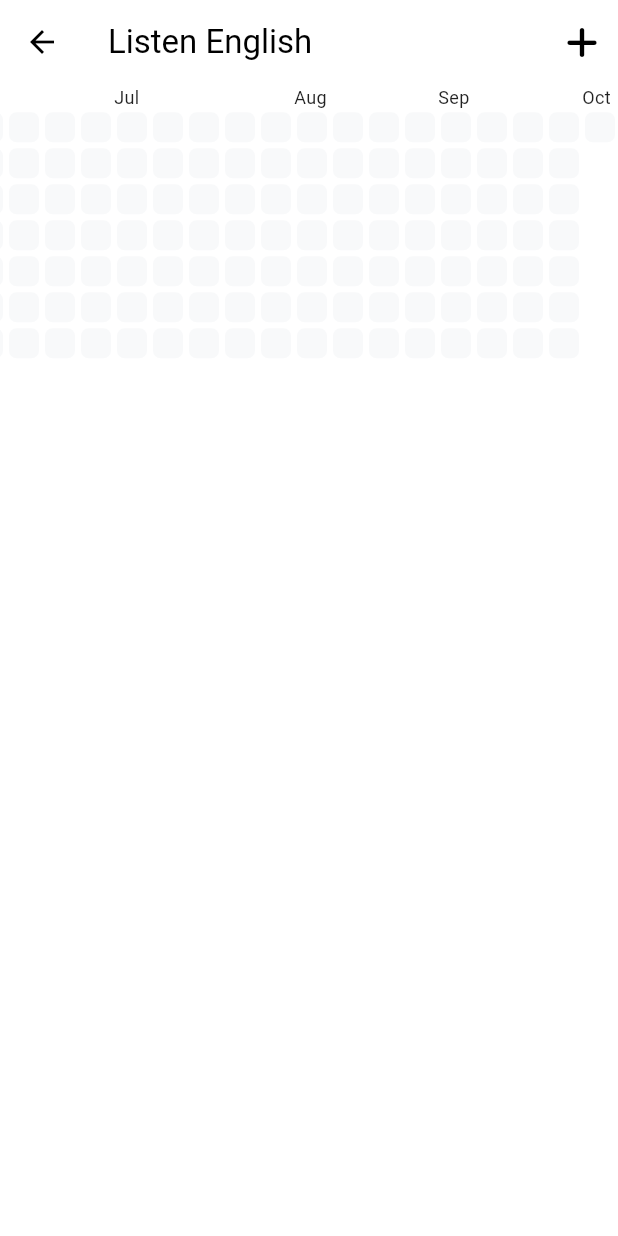
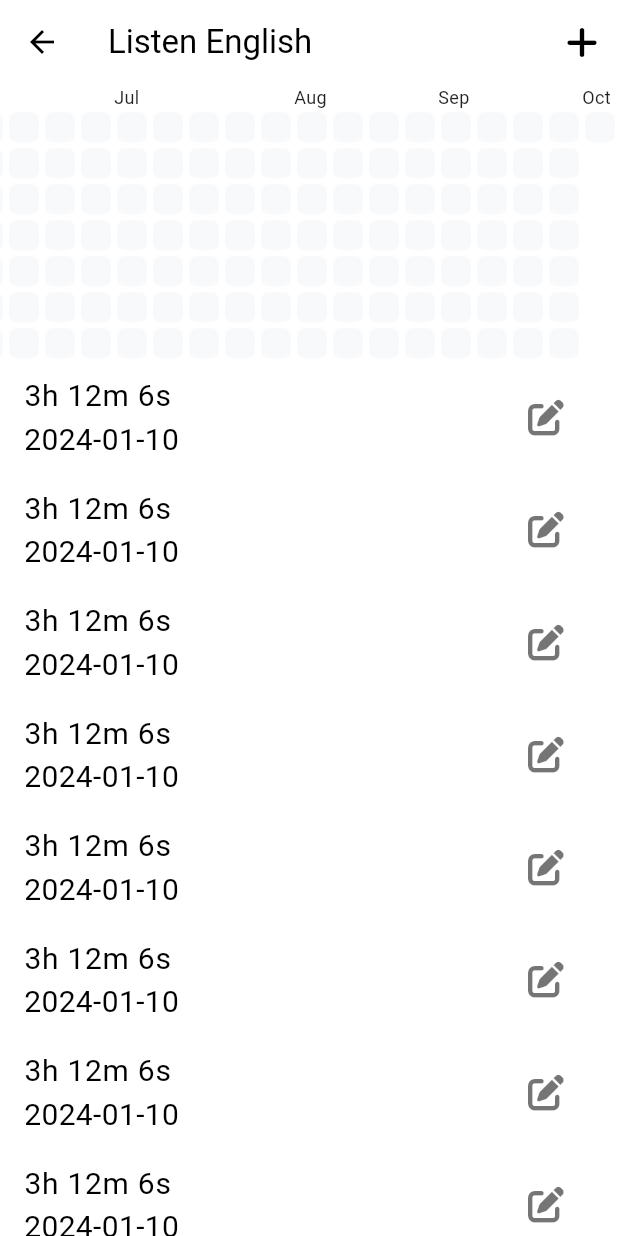
Before and after one commit to yertaykuanyshov/auris, a Flutter app: the StatisticsPage screen opened directly, on a phone screen of 412 x 824 dp. Run offline on Flutter 3.47's test engine with Material 2 defaults, Android fonts, the phone set to English and light mode, and no system bars; drawn by our look-alikes of flutter_heatmap_calendar; our stand-ins replace drift, flutter_bloc, font_awesome_flutter, google_fonts; accounts and stored records are empty; generated files the repository leaves out were written again; Roboto replaces fonts that are missing (Ubuntu).

Commit message:
Updated listen time history page

```diff
--- a/lib/pages/listen_history/statistics_page.dart
+++ b/lib/pages/listen_history/statistics_page.dart
@@ -15,14 +15,18 @@ class StatisticsPage extends StatelessWidget {
           IconButton(
             icon: const Icon(FontAwesomeIcons.plus),
             onPressed: () {
-              showModalBottomSheet(context: context, builder: (_){
+              showModalBottomSheet(
+                  context: context,
+                  builder: (_) {
                     return const AddListenTime();
                   });
             },
           ),
         ],
       ),
-      body: HeatMap(
+      body: Column(
+        children: [
+          HeatMap(
             datasets: {
               DateTime(2022, 12, 7): 20,
               DateTime(2023, 1, 6): 10,
@@ -32,8 +36,37 @@ class StatisticsPage extends StatelessWidget {
             showColorTip: false,
             scrollable: true,
             colorsets: const {
-          1: Colors.green,
+              1: Colors.blue,
             },
+          ),
+          Expanded(
+            child: ListView.builder(
+              itemBuilder: (_, idx) {
+                return ListTile(
+                  title: const Text(
+                    "3h 12m 6s",
+                    style: TextStyle(
+                      fontSize: 20,
+                    ),
+                  ),
+                  subtitle: const Text(
+                    "2024-01-10",
+                    style: TextStyle(
+                      fontSize: 20,
+                    ),
+                  ),
+                  trailing: IconButton(
+                    onPressed: () {},
+                    icon: const Icon(
+                      FontAwesomeIcons.solidPenToSquare,
+                      color: Colors.black54,
+                    ),
+                  ),
+                );
+              },
+            ),
+          ),
+        ],
       ),
     );
   }
```
Lines whose indentation alone changed are shown as unchanged.
